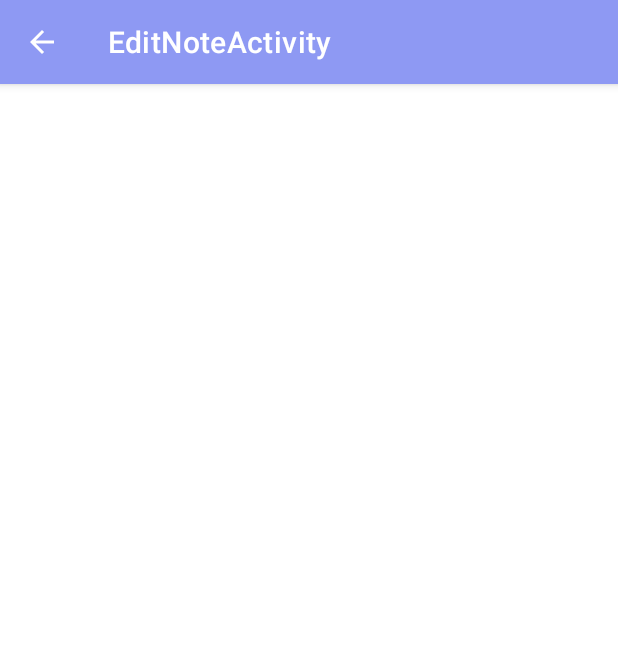
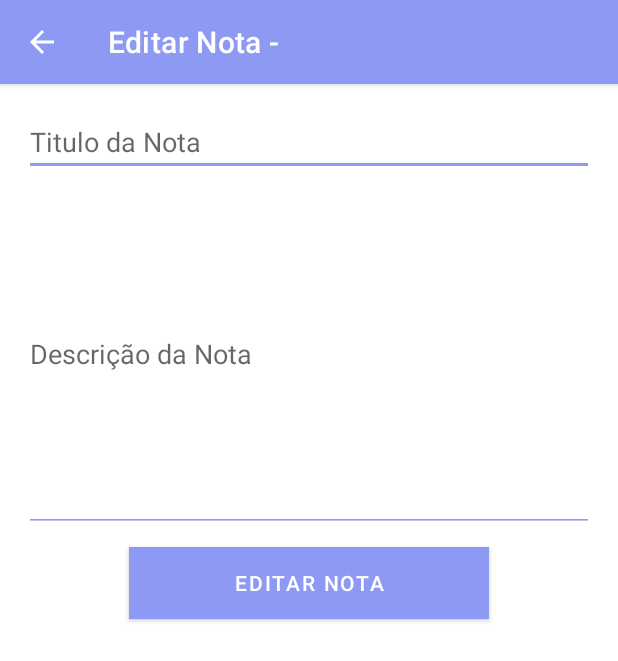
Before and after one commit to rafaelpereira97/Comp.Movel, an Android app: the EditNoteActivity screen opened directly, with no data from a screen before it, on a phone screen of 412 x 824 dp. Shown: the top 661 px of the screen. Run offline under Robolectric (Android 15) with nearby library versions, the phone set to English and light mode, and no system bars.

Commit message:
Edit note costumization

```diff
--- a/app/src/main/java/com/example/compmovel/EditNoteActivity.kt
+++ b/app/src/main/java/com/example/compmovel/EditNoteActivity.kt
@@ -12,6 +12,8 @@ class EditNoteActivity : AppCompatActivity() {
         setContentView(R.layout.activity_edit_note)
         setSupportActionBar(findViewById(R.id.toolbar))
 
+        setTitle("Editar Nota - ")
+
         val actionbar = supportActionBar
         actionbar?.setDisplayHomeAsUpEnabled(true)
     }
--- a/app/src/main/java/com/example/compmovel/LocalNotesAdapter.kt
+++ b/app/src/main/java/com/example/compmovel/LocalNotesAdapter.kt
@@ -24,6 +24,7 @@ class LocalNotesAdapter(private val dataSet: ArrayList<Notes>?) :
             itemView.setOnClickListener {
                 println(itemView.findViewById<TextView>(R.id.noteTitle).text)
                 val intent = Intent(view.context, EditNoteActivity::class.java)
+                intent.putExtra("NOTE", "nota")
                 view.context.startActivity(intent)
             }
         }
--- a/app/src/main/java/com/example/compmovel/ui/notifications/NotificationsFragment.kt
+++ b/app/src/main/java/com/example/compmovel/ui/notifications/NotificationsFragment.kt
@@ -49,9 +49,10 @@ class NotificationsFragment : Fragment() {
         swipeToDelete(localNotesRecyclerView)
 
 
-
         return root
     }
+
+
 
 
     private fun swipeToDelete(recyclerView: RecyclerView){
--- a/app/src/main/res/layout/content_edit_note.xml
+++ b/app/src/main/res/layout/content_edit_note.xml
@@ -1,6 +1,43 @@
 <?xml version="1.0" encoding="utf-8"?>
-<androidx.constraintlayout.widget.ConstraintLayout xmlns:android="http://schemas.android.com/apk/res/android"
+<LinearLayout xmlns:android="http://schemas.android.com/apk/res/android"
     xmlns:app="http://schemas.android.com/apk/res-auto"
     android:layout_width="match_parent"
     android:layout_height="match_parent"
-    app:layout_behavior="@string/appbar_scrolling_view_behavior"></androidx.constraintlayout.widget.ConstraintLayout>
+    app:layout_behavior="@string/appbar_scrolling_view_behavior"
+    android:orientation="vertical"
+    android:padding="16dp">
+
+    <EditText
+        android:id="@+id/noteTitle"
+        android:layout_width="fill_parent"
+        android:layout_height="wrap_content"
+        android:backgroundTint="@color/primaryColor"
+        android:hint="Titulo da Nota"
+        android:inputType="textPersonName"
+        android:autofillHints="" />
+
+    <EditText
+        android:id="@+id/noteDescription"
+        android:layout_width="fill_parent"
+        android:layout_height="wrap_content"
+        android:backgroundTint="@color/primaryColor"
+        android:hint="Descrição da Nota"
+        android:inputType="textMultiLine"
+        android:lines="10"
+        android:autofillHints="" />
+
+    <Button
+        android:id="@+id/editLocalNote"
+        android:layout_width="wrap_content"
+        android:layout_height="wrap_content"
+        android:layout_gravity="center_horizontal"
+        android:background="@color/primaryColor"
+        android:elevation="4dp"
+        android:paddingLeft="70dp"
+        android:paddingRight="70dp"
+        android:text="Editar Nota"
+        android:textColor="#fff"
+        android:layout_marginTop="10dp"/>
+
+
+</LinearLayout>
--- a/app/src/main/res/layout/text_row_item.xml
+++ b/app/src/main/res/layout/text_row_item.xml
@@ -3,7 +3,7 @@
     android:layout_width="match_parent"
     android:layout_height="wrap_content"
     xmlns:app="http://schemas.android.com/apk/res-auto"
-    android:padding="5dp">
+    >
 
     <androidx.cardview.widget.CardView
         android:layout_width="match_parent"
@@ -28,7 +28,8 @@
                 android:textSize="30sp"
                 android:textColor="@color/black"
                 android:text="Nota"
-                />
+                android:textAlignment="center"
+                android:gravity="center_horizontal" />
 
             <TextView
                 android:layout_width="match_parent"
```
